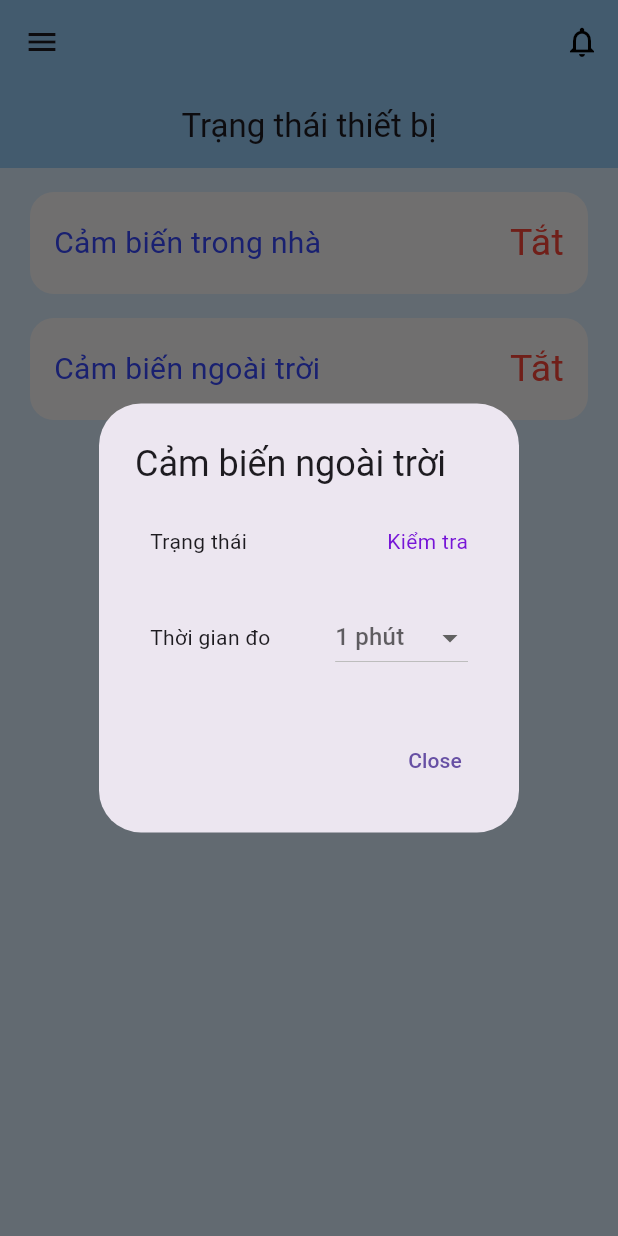
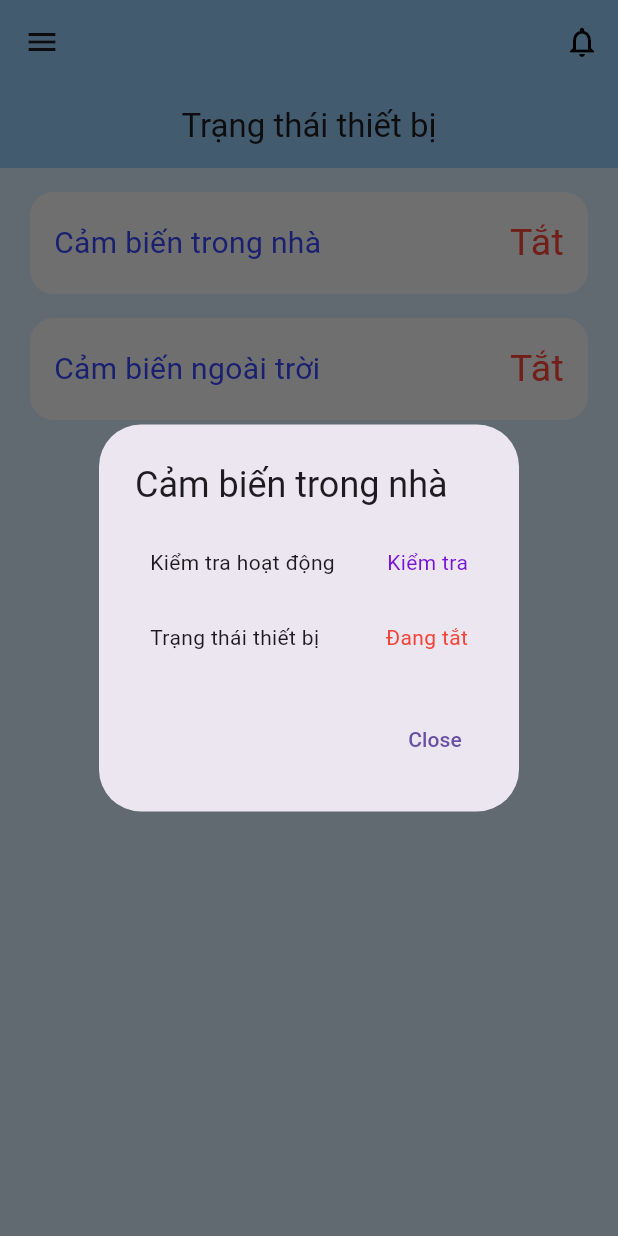
Before and after one commit to izone2911/iot_app, a Flutter app: the ConfigDevicesScreen screen opened by its route, after a tap on "Cảm biến ngoài trời", on a phone screen of 412 x 824 dp. Run offline on Flutter 3.47's test engine with Material 3 defaults, Android fonts, the phone set to English and light mode, and no system bars; our stand-ins replace dio, fl_chart, go_router, lazy_load_scrollview, sidebarx; missing offline and left inert: calendar_slider, mqtt_client.

Commit message:
fix config devices

```diff
--- a/lib/src/screen/config_devices/dropdown_time.dart
+++ /dev/null
@@ -1,38 +0,0 @@
-import 'package:flutter/material.dart';
-
-class DropdownTimeList extends StatefulWidget {
-  const DropdownTimeList({super.key});
-
-  @override
-  State<DropdownTimeList> createState() => _DropdownList();
-}
-
-class _DropdownList extends State<DropdownTimeList> {
-  String? _selectedValue;
-  final List<String> _options = ['1', '5', '10', '30', '60', '120'];
-
-  @override
-  Widget build(BuildContext context) {
-    return Column(
-      mainAxisSize: MainAxisSize.min,
-      children: [
-        DropdownButton<String>(
-          hint: const Text('1 phút'),
-          value: _selectedValue,
-          items: _options.map((String option) {
-            return DropdownMenuItem<String>(
-              value: option,
-              child: Text('$option phút'),
-            );
-          }).toList(),
-          onChanged: (String? newValue) {
-            print("Chạm");
-            setState(() {
-              _selectedValue = newValue;
-            });
-          },
-        ),
-      ],
-    );
-  }
-}
--- a/lib/src/screen/config_devices/outside_sensor_form.dart
+++ b/lib/src/screen/config_devices/outside_sensor_form.dart
@@ -1,18 +1,18 @@
 import 'dart:convert';
 
 import 'package:flutter/material.dart';
-import './dropdown_time.dart';
+import 'package:quanlyhoctap/src/screen/config_devices/dropdown_time_outside.dart';
 import '../../provider/_index.dart' as provider;
 import 'package:provider/provider.dart';
 
-
 void outsideSensorDialog(BuildContext context) {
-  var awsIotProvider = Provider.of<provider.AwsIotProvider>(context, listen: false);
   showDialog(
     context: context,
     builder: (BuildContext context) {
+      return Consumer<provider.AwsIotProvider>(
+          builder: (context, awsIotProvider, child) {
         return AlertDialog(
-        title: const Text('Cảm biến ngoài trời'),
+          title: const Text('Cảm biến trong nhà'),
           content: Column(
             mainAxisSize: MainAxisSize.min,
             children: [
@@ -20,41 +20,48 @@ void outsideSensorDialog(BuildContext context) {
                 padding: const EdgeInsets.all(10.0),
                 child: Row(
                   children: [
-                  Text('Trạng thái'),
+                    Text('Kiểm tra hoạt động'),
                     const Spacer(),
                     InkWell(
                       onTap: () async {
                         // Hiển thị biểu tượng loading
                         showDialog(
                           context: context,
-                        barrierDismissible: false, // Không cho phép đóng khi nhấn bên ngoài
+                          barrierDismissible:
+                              false, // Không cho phép đóng khi nhấn bên ngoài
                           builder: (BuildContext context) {
-                          return const Center(child: CircularProgressIndicator());
+                            return const Center(
+                                child: CircularProgressIndicator());
                           },
                         );
 
-                      awsIotProvider.publish("check_outside", jsonEncode({"check outside":""}));
+                        awsIotProvider.publish(
+                            "check_outside", jsonEncode({"check outside": ""}));
                         await Future.delayed(Duration(milliseconds: 800));
 
                         if (context.mounted) {
+                          // Đóng dialog loading
                           Navigator.of(context).pop();
 
                           ScaffoldMessenger.of(context).showSnackBar(
-                          awsIotProvider.dataAws['outside_running']['running']
-                          ?SnackBar(
-                            content: const Text('Đã kiểm tra. Cảm biến đang bật'),
+                              awsIotProvider.dataAws['outside_running']
+                                      ['running']
+                                  ? SnackBar(
+                                      content: const Text(
+                                          'Đã kiểm tra. Cảm biến đang bật'),
                                       duration: const Duration(seconds: 2),
                                     )
-                          :SnackBar(
-                            content: const Text('Đã kiểm tra. Cảm biến đang tắt'),
+                                  : SnackBar(
+                                      content: const Text(
+                                          'Đã kiểm tra. Cảm biến đang tắt'),
                                       duration: const Duration(seconds: 2),
-                          )
-                        );
+                                    ));
                         }
                       },
                       child: Text(
                         'Kiểm tra',
-                      style: TextStyle(color: const Color.fromARGB(255, 118, 21, 215)),
+                        style: TextStyle(
+                            color: const Color.fromARGB(255, 118, 21, 215)),
                       ),
                     ),
                   ],
@@ -65,17 +72,32 @@ void outsideSensorDialog(BuildContext context) {
                 padding: const EdgeInsets.all(10.0),
                 child: Row(
                   children: [
+                    Text("Trạng thái thiết bị"),
+                    const Spacer(),
+                    awsIotProvider.dataAws['outside_running']['running']
+                        ? Text("Đang bật",
+                            style: TextStyle(color: Colors.green))
+                        : Text("Đang tắt", style: TextStyle(color: Colors.red))
+                  ],
+                ),
+              ),
+              // SizedBox(height: 10),
+              awsIotProvider.dataAws['outside_running']['running']
+                  ? Container(
+                      padding: const EdgeInsets.all(10.0),
+                      child: Row(
+                        children: [
                           Text('Thời gian đo', softWrap: true),
                           const Spacer(),
                           InkWell(
                               onTap: () {
-                      print('Chỉnh thời gian sensor ngoài trời');
+                                print('Chỉnh thời gian sensor trong nhà');
                               },
-                    child: DropdownTimeList(),
-                  ),
+                              child: DropdownTimeListOutside()),
                         ],
                       ),
-            ),
+                    )
+                  : SizedBox.shrink(),
             ],
           ),
           actions: [
@@ -87,6 +109,7 @@ void outsideSensorDialog(BuildContext context) {
             ),
           ],
         );
+      });
     },
   );
 }
```
Also changed, not shown: lib/src/provider/aws_iot_provider.dart (+11 -2 lines), lib/src/screen/config_devices/dropdown_time_inside.dart (added, +75 -0 lines), lib/src/screen/config_devices/dropdown_time_outside.dart (added, +73 -0 lines), lib/src/screen/config_devices/inside_sensor_form.dart (+40 -18 lines). Lines whose indentation alone changed are shown as unchanged.
